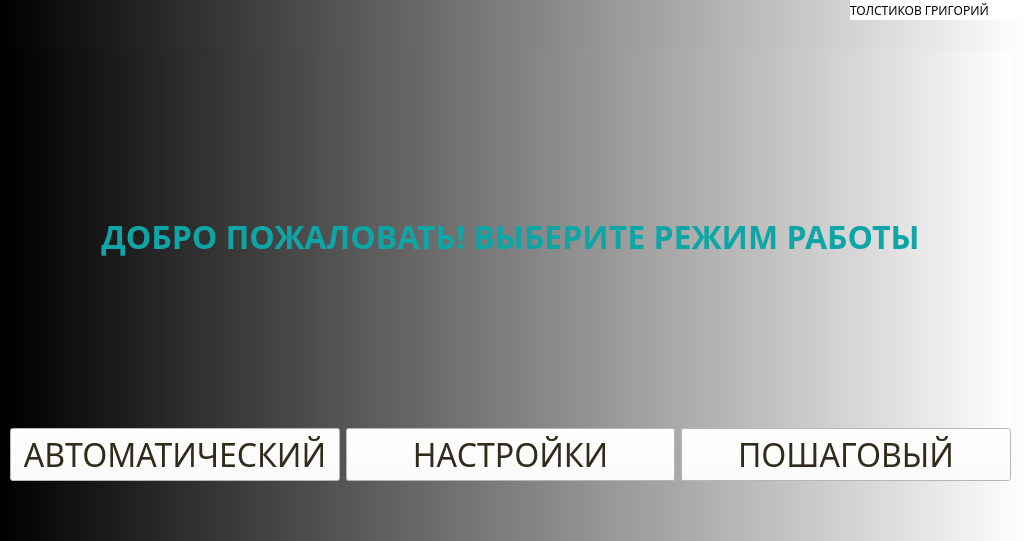
Old version of the form smo/smo/mainwindow.ui in the repository grih9/SMO21.
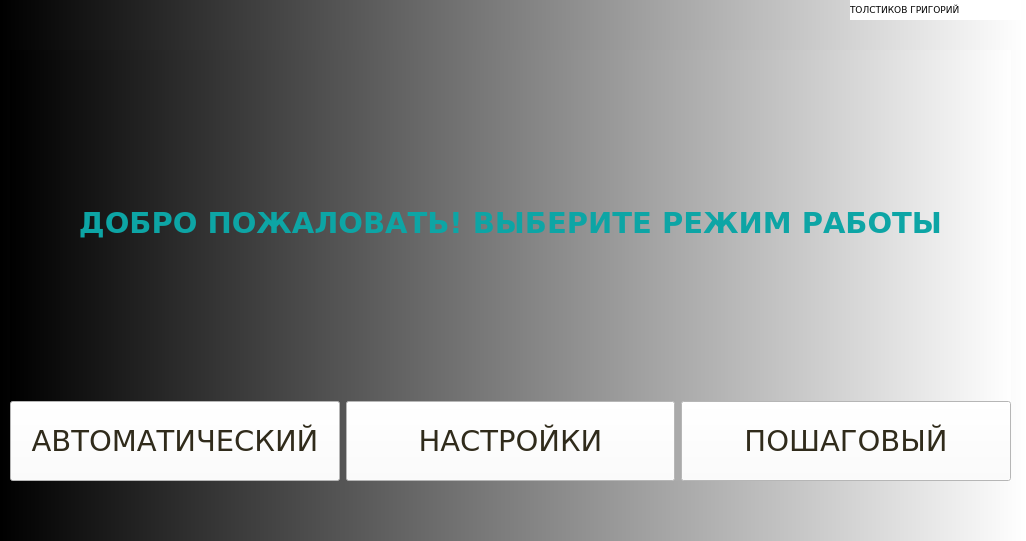
New version of the form.

What changed in the file:
```diff
--- a/smo/smo/mainwindow.ui
+++ b/smo/smo/mainwindow.ui
@@ -52,8 +52,8 @@
       <widget class="QLabel" name="label">
        <property name="font">
         <font>
-         <family>Sitka Text</family>
-         <pointsize>24</pointsize>
+         <family>Verdana</family>
+         <pointsize>22</pointsize>
          <weight>75</weight>
          <bold>true</bold>
         </font>
@@ -85,10 +85,22 @@
       <layout class="QHBoxLayout" name="horizontalLayout_2">
        <item>
         <widget class="QPushButton" name="autoButton">
+         <property name="sizePolicy">
+          <sizepolicy hsizetype="Minimum" vsizetype="Fixed">
+           <horstretch>0</horstretch>
+           <verstretch>0</verstretch>
+          </sizepolicy>
+         </property>
+         <property name="minimumSize">
+          <size>
+           <width>0</width>
+           <height>80</height>
+          </size>
+         </property>
          <property name="font">
           <font>
-           <family>Sitka</family>
-           <pointsize>24</pointsize>
+           <family>Verdana</family>
+           <pointsize>22</pointsize>
           </font>
          </property>
          <property name="cursor">
@@ -111,10 +123,16 @@
        </item>
        <item>
         <widget class="QPushButton" name="settingsButton">
+         <property name="minimumSize">
+          <size>
+           <width>0</width>
+           <height>80</height>
+          </size>
+         </property>
          <property name="font">
           <font>
-           <family>Sitka</family>
-           <pointsize>24</pointsize>
+           <family>Verdana</family>
+           <pointsize>22</pointsize>
           </font>
          </property>
          <property name="cursor">
@@ -131,10 +149,16 @@
        </item>
        <item>
         <widget class="QPushButton" name="stepButton">
+         <property name="minimumSize">
+          <size>
+           <width>0</width>
+           <height>80</height>
+          </size>
+         </property>
          <property name="font">
           <font>
-           <family>Sitka</family>
-           <pointsize>24</pointsize>
+           <family>Verdana</family>
+           <pointsize>22</pointsize>
           </font>
          </property>
          <property name="cursor">
@@ -173,8 +197,8 @@
     </property>
     <property name="font">
      <font>
-      <family>Sitka</family>
-      <pointsize>9</pointsize>
+      <family>Verdana</family>
+      <pointsize>7</pointsize>
      </font>
     </property>
     <property name="styleSheet">
```
